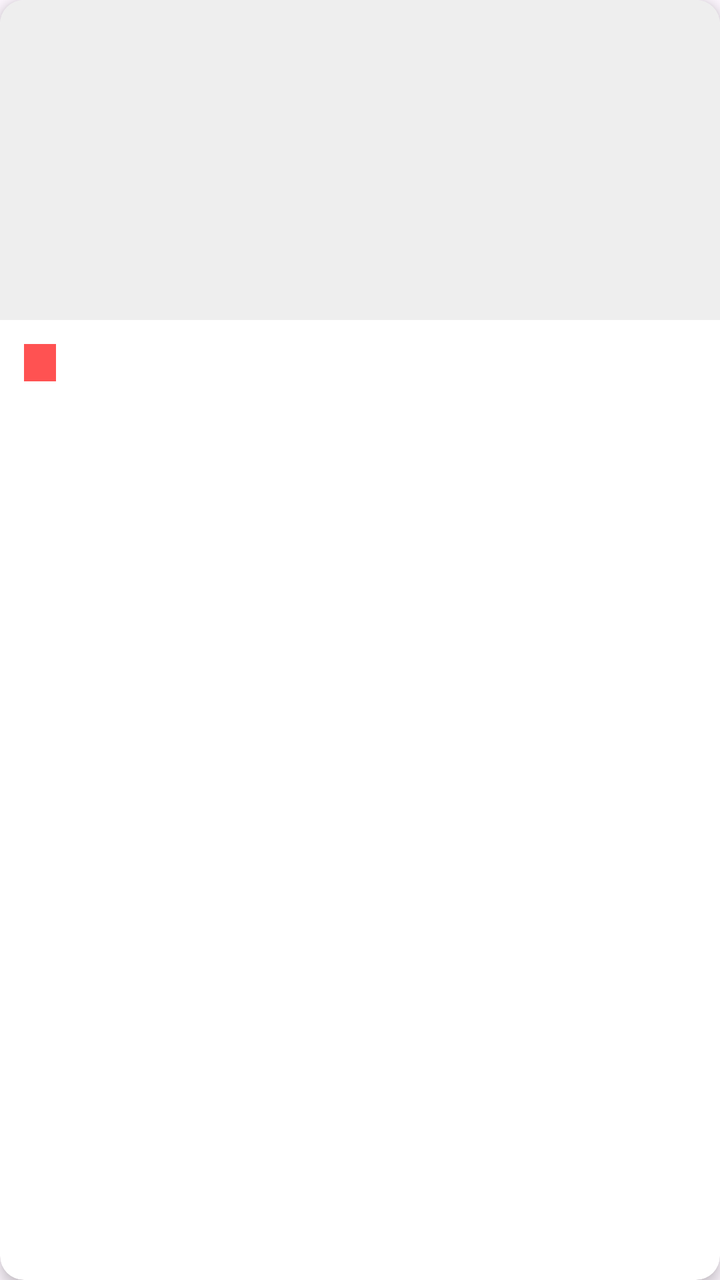
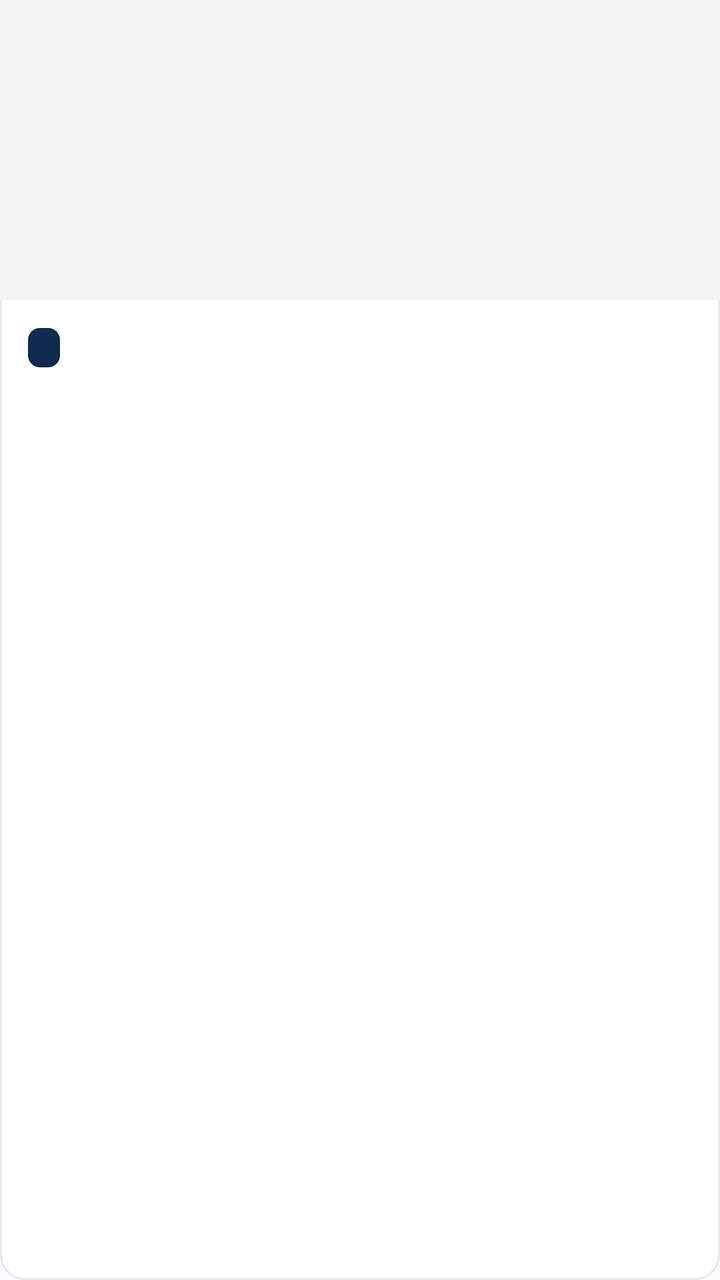

The first picture is an Android layout as it rendered before a commit; the second is the same layout after the commit. The layout source and the unified diff follow.
<!-- AndroidManifest.xml: application theme Theme.Proyek_MDP -->
<!-- res/layout/item_post.xml -->
<?xml version="1.0" encoding="utf-8"?>
<androidx.cardview.widget.CardView xmlns:android="http://schemas.android.com/apk/res/android"
    xmlns:app="http://schemas.android.com/apk/res-auto"
    android:layout_width="match_parent"
    android:layout_height="wrap_content"
    android:layout_margin="8dp"
    app:cardCornerRadius="12dp"
    app:cardElevation="4dp">

    <LinearLayout
        android:layout_width="match_parent"
        android:layout_height="wrap_content"
        android:orientation="vertical">

        <ImageView
            android:id="@+id/ivPostImage"
            android:layout_width="match_parent"
            android:layout_height="160dp"
            android:scaleType="centerCrop"
            android:background="#EEEEEE"
            android:contentDescription="Gambar produk"/>

        <LinearLayout
            android:layout_width="match_parent"
            android:layout_height="wrap_content"
            android:orientation="vertical"
            android:padding="12dp">

            <TextView
                android:id="@+id/tvCategory"
                android:layout_width="wrap_content"
                android:layout_height="wrap_content"
                android:textSize="11sp"
                android:textColor="#FFFFFF"
                android:background="#FF5252"
                android:paddingHorizontal="8dp"
                android:paddingVertical="2dp"/>

            <TextView
                android:id="@+id/tvTitle"
                android:layout_width="match_parent"
                android:layout_height="wrap_content"
                android:textSize="16sp"
                android:textStyle="bold"
                android:layout_marginTop="4dp"/>

            <TextView
                android:id="@+id/tvPrice"
                android:layout_width="match_parent"
                android:layout_height="wrap_content"
                android:textSize="15sp"
                android:textColor="#2E7D32"
                android:textStyle="bold"
                android:layout_marginTop="2dp"/>

            <TextView
                android:id="@+id/tvDescription"
                android:layout_width="match_parent"
                android:layout_height="wrap_content"
                android:textSize="13sp"
                android:maxLines="2"
                android:ellipsize="end"
                android:layout_marginTop="4dp"/>
        </LinearLayout>
    </LinearLayout>
</androidx.cardview.widget.CardView>
<!-- resources referenced by this layout -->
<resources>
  <style name="Theme.Proyek_MDP" parent="Base.Theme.Proyek_MDP" />
  <style name="Base.Theme.Proyek_MDP" parent="Theme.Material3.DayNight.NoActionBar">
          
          
      </style>
</resources>

<!-- the commit's change to res/layout/item_post.xml (unified diff, before → after) -->
@@ -1,66 +1,63 @@
 <?xml version="1.0" encoding="utf-8"?>
-<androidx.cardview.widget.CardView xmlns:android="http://schemas.android.com/apk/res/android"
-    xmlns:app="http://schemas.android.com/apk/res-auto"
+<LinearLayout xmlns:android="http://schemas.android.com/apk/res/android"
     android:layout_width="match_parent"
     android:layout_height="wrap_content"
-    android:layout_margin="8dp"
-    app:cardCornerRadius="12dp"
-    app:cardElevation="4dp">
+    android:layout_margin="6dp"
+    android:layout_marginHorizontal="20dp"
+    android:background="@drawable/bg_card_border"
+    android:orientation="vertical">
+
+    <ImageView
+        android:id="@+id/ivPostImage"
+        android:layout_width="match_parent"
+        android:layout_height="150dp"
+        android:background="#F3F4F6"
+        android:contentDescription="Gambar produk"
+        android:scaleType="centerCrop"/>
 
     <LinearLayout
         android:layout_width="match_parent"
         android:layout_height="wrap_content"
-        android:orientation="vertical">
+        android:orientation="vertical"
+        android:padding="14dp">
 
-        <ImageView
-            android:id="@+id/ivPostImage"
-            android:layout_width="match_parent"
-            android:layout_height="160dp"
-            android:scaleType="centerCrop"
-            android:background="#EEEEEE"
-            android:contentDescription="Gambar produk"/>
+        <TextView
+            android:id="@+id/tvCategory"
+            android:layout_width="wrap_content"
+            android:layout_height="wrap_content"
+            android:background="@drawable/bg_badge_navy"
+            android:paddingHorizontal="8dp"
+            android:paddingVertical="3dp"
+            android:textColor="@android:color/white"
+            android:textSize="10sp"
+            android:textStyle="bold"/>
 
-        <LinearLayout
+        <TextView
+            android:id="@+id/tvTitle"
             android:layout_width="match_parent"
             android:layout_height="wrap_content"
-            android:orientation="vertical"
-            android:padding="12dp">
+            android:layout_marginTop="6dp"
+            android:textColor="#111827"
+            android:textSize="16sp"
+            android:textStyle="bold"/>
 
-            <TextView
-                android:id="@+id/tvCategory"
-                android:layout_width="wrap_content"
-                android:layout_height="wrap_content"
-                android:textSize="11sp"
-                android:textColor="#FFFFFF"
-                android:background="#FF5252"
-                android:paddingHorizontal="8dp"
-                android:paddingVertical="2dp"/>
+        <TextView
+            android:id="@+id/tvPrice"
+            android:layout_width="match_parent"
+            android:layout_height="wrap_content"
+            android:layout_marginTop="2dp"
+            android:textColor="#0F2A4D"
+            android:textSize="14sp"
+            android:textStyle="bold"/>
 
-            <TextView
-                android:id="@+id/tvTitle"
-                android:layout_width="match_parent"
-                android:layout_height="wrap_content"
-                android:textSize="16sp"
-                android:textStyle="bold"
-                android:layout_marginTop="4dp"/>
-
-            <TextView
-                android:id="@+id/tvPrice"
-                android:layout_width="match_parent"
-                android:layout_height="wrap_content"
-                android:textSize="15sp"
-                android:textColor="#2E7D32"
-                android:textStyle="bold"
-                android:layout_marginTop="2dp"/>
-
-            <TextView
-                android:id="@+id/tvDescription"
-                android:layout_width="match_parent"
-                android:layout_height="wrap_content"
-                android:textSize="13sp"
-                android:maxLines="2"
-                android:ellipsize="end"
-                android:layout_marginTop="4dp"/>
-        </LinearLayout>
+        <TextView
+            android:id="@+id/tvDescription"
+            android:layout_width="match_parent"
+            android:layout_height="wrap_content"
+            android:layout_marginTop="6dp"
+            android:ellipsize="end"
+            android:maxLines="2"
+            android:textColor="#6B7280"
+            android:textSize="13sp"/>
     </LinearLayout>
-</androidx.cardview.widget.CardView>
+</LinearLayout>
<!-- resource entries referenced after the edit -->
@@ -1,5 +1,18 @@
 <!-- resources referenced by this layout -->
 <resources>
+  <!-- drawable bg_badge_navy (drawable) -->
+  <?xml version="1.0" encoding="utf-8"?>
+  <shape xmlns:android="http://schemas.android.com/apk/res/android">
+      <solid android:color="#0F2A4D" />
+      <corners android:radius="6dp" />
+  </shape>
+  <!-- drawable bg_card_border (drawable) -->
+  <?xml version="1.0" encoding="utf-8"?>
+  <shape xmlns:android="http://schemas.android.com/apk/res/android">
+      <solid android:color="#FFFFFF" />
+      <corners android:radius="12dp" />
+      <stroke android:width="1dp" android:color="#E5E7EB" />
+  </shape>
   <style name="Theme.Proyek_MDP" parent="Base.Theme.Proyek_MDP" />
   <style name="Base.Theme.Proyek_MDP" parent="Theme.Material3.DayNight.NoActionBar">
           
